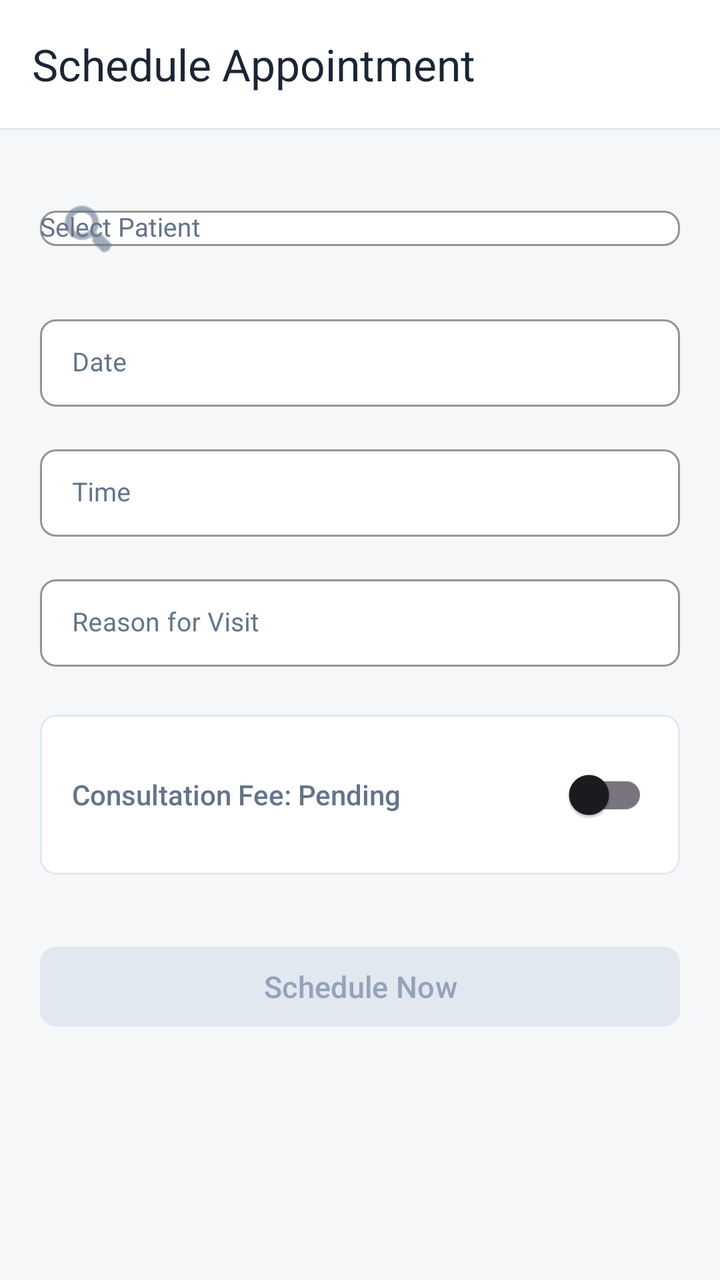
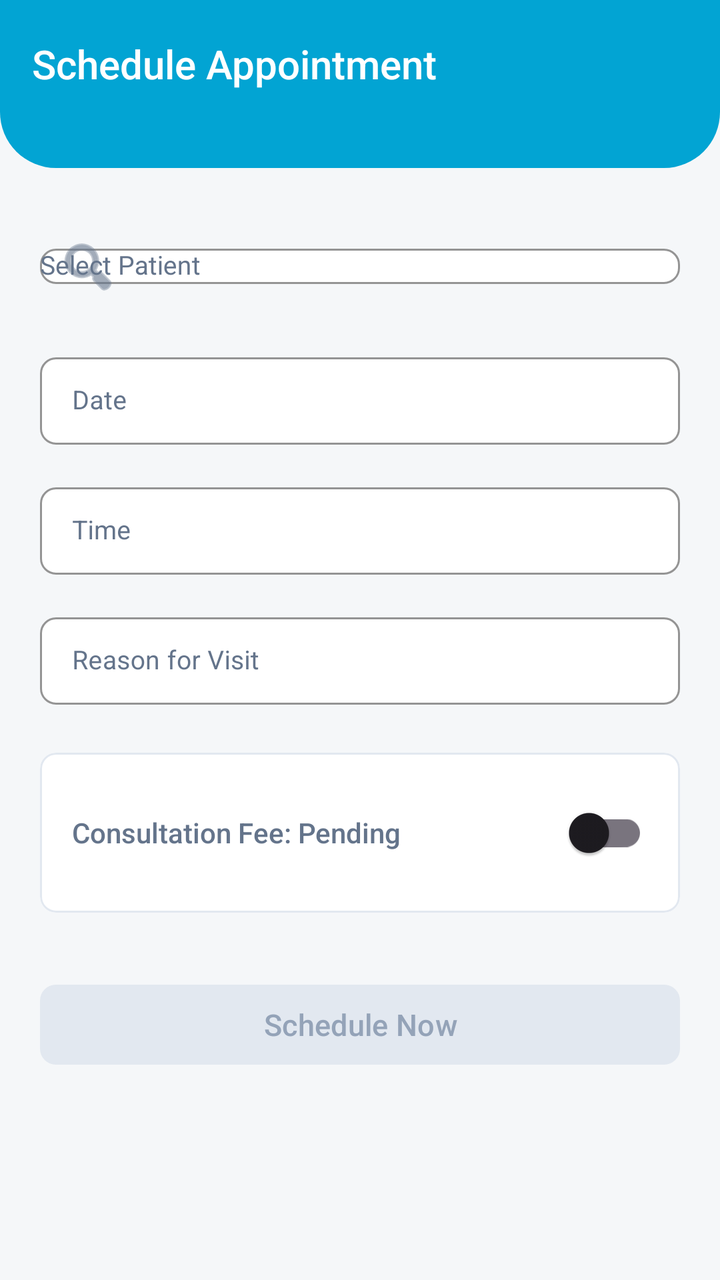

Compare the two renders of this Android layout. The source of the first and the diff that turns it into the second are given below.
<!-- AndroidManifest.xml: application theme Theme.Healthcare_app -->
<!-- res/layout/activity_add_appointment.xml -->
<?xml version="1.0" encoding="utf-8"?>
<LinearLayout xmlns:android="http://schemas.android.com/apk/res/android"
    xmlns:app="http://schemas.android.com/apk/res-auto"
    android:layout_width="match_parent"
    android:layout_height="match_parent"
    android:orientation="vertical"
    android:fitsSystemWindows="true"
    android:background="#F5F7F9">

    <com.google.android.material.appbar.MaterialToolbar
        android:id="@+id/topAppBar"
        android:layout_width="match_parent"
        android:layout_height="?attr/actionBarSize"
        android:background="#FFFFFF"
        app:title="Schedule Appointment"
        app:titleTextColor="#1A2535"
        app:navigationIconTint="#1A2535" />

    <View
        android:layout_width="match_parent"
        android:layout_height="1dp"
        android:background="#E2E8F0" />

    <ScrollView android:layout_width="match_parent" android:layout_height="match_parent" android:padding="20dp">
        <LinearLayout android:layout_width="match_parent" android:layout_height="wrap_content" android:orientation="vertical">

            <com.google.android.material.textfield.TextInputLayout
                style="@style/Widget.MaterialComponents.TextInputLayout.OutlinedBox.Dense"
                android:layout_width="match_parent" android:layout_height="wrap_content"
                android:hint="Select Patient"
                android:textColorHint="#64748B"
                app:startIconDrawable="@android:drawable/ic_menu_search"
                app:startIconTint="#64748B"
                app:boxBackgroundColor="#FFFFFF"
                app:boxStrokeColor="#E2E8F0"
                app:boxStrokeWidth="1dp"
                app:boxCornerRadiusTopStart="8dp"
                app:boxCornerRadiusTopEnd="8dp"
                app:boxCornerRadiusBottomStart="8dp"
                app:boxCornerRadiusBottomEnd="8dp"
                app:hintTextColor="#185FA5">
                <AutoCompleteTextView
                    android:id="@+id/searchPatientAuto"
                    android:layout_width="match_parent" android:layout_height="wrap_content"
                    android:completionThreshold="0"
                    android:textSize="13sp"
                    android:fontFamily="sans-serif"
                    android:textColor="#1A2535"
                    android:popupBackground="#FFFFFF" />
            </com.google.android.material.textfield.TextInputLayout>

            <com.google.android.material.textfield.TextInputLayout
                style="@style/Widget.MaterialComponents.TextInputLayout.OutlinedBox.Dense"
                android:layout_width="match_parent" android:layout_height="wrap_content"
                android:layout_marginTop="16dp" android:hint="Date"
                android:textColorHint="#64748B"
                app:boxBackgroundColor="#FFFFFF"
                app:boxStrokeColor="#E2E8F0"
                app:boxStrokeWidth="1dp"
                app:boxCornerRadiusTopStart="8dp"
                app:boxCornerRadiusTopEnd="8dp"
                app:boxCornerRadiusBottomStart="8dp"
                app:boxCornerRadiusBottomEnd="8dp"
                app:hintTextColor="#185FA5">
                <com.google.android.material.textfield.TextInputEditText
                    android:id="@+id/editDate" android:layout_width="match_parent"
                    android:layout_height="wrap_content" android:focusable="false"
                    android:textSize="13sp"
                    android:fontFamily="sans-serif"
                    android:textColor="#1A2535" />
            </com.google.android.material.textfield.TextInputLayout>

            <com.google.android.material.textfield.TextInputLayout
                style="@style/Widget.MaterialComponents.TextInputLayout.OutlinedBox.Dense"
                android:layout_width="match_parent" android:layout_height="wrap_content"
                android:layout_marginTop="16dp" android:hint="Time"
                android:textColorHint="#64748B"
                app:boxBackgroundColor="#FFFFFF"
                app:boxStrokeColor="#E2E8F0"
                app:boxStrokeWidth="1dp"
                app:boxCornerRadiusTopStart="8dp"
                app:boxCornerRadiusTopEnd="8dp"
                app:boxCornerRadiusBottomStart="8dp"
                app:boxCornerRadiusBottomEnd="8dp"
                app:hintTextColor="#185FA5">
                <com.google.android.material.textfield.TextInputEditText
                    android:id="@+id/editTime" android:layout_width="match_parent"
                    android:layout_height="wrap_content" android:focusable="false"
                    android:textSize="13sp"
                    android:fontFamily="sans-serif"
                    android:textColor="#1A2535" />
            </com.google.android.material.textfield.TextInputLayout>

            <com.google.android.material.textfield.TextInputLayout
                style="@style/Widget.MaterialComponents.TextInputLayout.OutlinedBox.Dense"
                android:layout_width="match_parent" android:layout_height="wrap_content"
                android:layout_marginTop="16dp" android:hint="Reason for Visit"
                android:textColorHint="#64748B"
                app:boxBackgroundColor="#FFFFFF"
                app:boxStrokeColor="#E2E8F0"
                app:boxStrokeWidth="1dp"
                app:boxCornerRadiusTopStart="8dp"
                app:boxCornerRadiusTopEnd="8dp"
                app:boxCornerRadiusBottomStart="8dp"
                app:boxCornerRadiusBottomEnd="8dp"
                app:hintTextColor="#185FA5">
                <com.google.android.material.textfield.TextInputEditText
                    android:id="@+id/editReason" android:layout_width="match_parent"
                    android:layout_height="wrap_content"
                    android:textSize="13sp"
                    android:fontFamily="sans-serif"
                    android:textColor="#1A2535" />
            </com.google.android.material.textfield.TextInputLayout>

            <com.google.android.material.card.MaterialCardView
                android:layout_width="match_parent"
                android:layout_height="wrap_content"
                android:layout_marginTop="24dp"
                app:cardBackgroundColor="#FFFFFF"
                app:cardCornerRadius="8dp"
                app:cardElevation="0dp"
                app:strokeColor="#E2E8F0"
                app:strokeWidth="1dp">

                <LinearLayout
                    android:layout_width="match_parent"
                    android:layout_height="wrap_content"
                    android:orientation="horizontal"
                    android:padding="16dp"
                    android:gravity="center_vertical">

                    <TextView
                        android:id="@+id/textPaymentStatus"
                        android:layout_width="0dp"
                        android:layout_height="wrap_content"
                        android:layout_weight="1"
                        android:text="Consultation Fee: Pending"
                        android:textColor="#64748B"
                        android:textSize="14sp"
                        android:fontFamily="sans-serif-medium" />

                    <androidx.appcompat.widget.SwitchCompat
                        android:id="@+id/switchPayment"
                        android:layout_width="wrap_content"
                        android:layout_height="wrap_content" />
                </LinearLayout>
            </com.google.android.material.card.MaterialCardView>

            <com.google.android.material.button.MaterialButton
                android:id="@+id/btnSchedule"
                android:layout_width="match_parent" android:layout_height="48dp"
                android:layout_marginTop="32dp" android:text="Schedule Now"
                android:textAllCaps="false"
                android:textSize="15sp"
                android:fontFamily="sans-serif-medium"
                android:textColor="#94A3B8"
                app:backgroundTint="#E2E8F0"
                app:elevation="0dp"
                app:cornerRadius="8dp"/>

        </LinearLayout>
    </ScrollView>
</LinearLayout>
<!-- resources referenced by this layout -->
<resources>
  <style name="Theme.Healthcare_app" parent="Base.Theme.Healthcare_app" />
  <style name="Base.Theme.Healthcare_app" parent="Theme.Material3.Light.NoActionBar">
          <item name="bottomSheetDialogTheme">@style/Theme.Healthcare_app.BottomSheetDialog</item>
      </style>
  <style name="Theme.Healthcare_app.BottomSheetDialog" parent="ThemeOverlay.Material3.BottomSheetDialog">
          <item name="android:windowIsFloating">false</item>
          <item name="android:backgroundDimEnabled">true</item>
          
          <item name="colorSurface">#FFFFFF</item>
          <item name="colorOnSurface">#1A2535</item>
          <item name="colorOnSurfaceVariant">#64748B</item>
          <item name="android:colorBackground">#FFFFFF</item>
          <item name="colorPrimary">#185FA5</item>
          <item name="colorOnPrimary">#FFFFFF</item>
          
          <item name="android:textColorPrimary">#1A2535</item>
          <item name="android:textColorSecondary">#64748B</item>
          <item name="android:textColorHint">#64748B</item>
          
          <item name="colorControlNormal">#E2E8F0</item>
          <item name="colorControlActivated">#185FA5</item>
          
          <item name="bottomSheetStyle">@style/LightBottomSheetStyle</item>
      </style>
  <style name="LightBottomSheetStyle" parent="Widget.Material3.BottomSheet.Modal">
          <item name="backgroundTint">#FFFFFF</item>
          <item name="android:elevation">0dp</item>
      </style>
</resources>

<!-- the commit's change to res/layout/activity_add_appointment.xml (unified diff, before → after) -->
@@ -1,32 +1,57 @@
 <?xml version="1.0" encoding="utf-8"?>
-<LinearLayout xmlns:android="http://schemas.android.com/apk/res/android"
+<androidx.coordinatorlayout.widget.CoordinatorLayout xmlns:android="http://schemas.android.com/apk/res/android"
     xmlns:app="http://schemas.android.com/apk/res-auto"
     android:layout_width="match_parent"
     android:layout_height="match_parent"
-    android:orientation="vertical"
-    android:fitsSystemWindows="true"
     android:background="#F5F7F9">
 
-    <com.google.android.material.appbar.MaterialToolbar
-        android:id="@+id/topAppBar"
+    <com.google.android.material.appbar.AppBarLayout
         android:layout_width="match_parent"
-        android:layout_height="?attr/actionBarSize"
-        android:background="#FFFFFF"
-        app:title="Schedule Appointment"
-        app:titleTextColor="#1A2535"
-        app:navigationIconTint="#1A2535" />
-
-    <View
+        android:layout_height="wrap_content"
+        android:background="@drawable/bg_dashboard_header"
+        android:fitsSystemWindows="true"
+        app:elevation="0dp">
+
+        <com.google.android.material.appbar.MaterialToolbar
+            android:id="@+id/topAppBar"
+            android:layout_width="match_parent"
+            android:layout_height="?attr/actionBarSize"
+            android:background="@android:color/transparent"
+            app:navigationIconTint="#FFFFFF">
+
+            <TextView
+                android:layout_width="wrap_content"
+                android:layout_height="wrap_content"
+                android:text="Schedule Appointment"
+                android:textColor="#FFFFFF"
+                android:textSize="20sp"
+                android:fontFamily="sans-serif-medium"
+                android:layout_gravity="start" />
+
+        </com.google.android.material.appbar.MaterialToolbar>
+
+        
+        <View
+            android:layout_width="match_parent"
+            android:layout_height="20dp" />
+
+    </com.google.android.material.appbar.AppBarLayout>
+
+    <androidx.core.widget.NestedScrollView
         android:layout_width="match_parent"
-        android:layout_height="1dp"
-        android:background="#E2E8F0" />
-
-    <ScrollView android:layout_width="match_parent" android:layout_height="match_parent" android:padding="20dp">
-        <LinearLayout android:layout_width="match_parent" android:layout_height="wrap_content" android:orientation="vertical">
-
-            <com.google.android.material.textfield.TextInputLayout
-                style="@style/Widget.MaterialComponents.TextInputLayout.OutlinedBox.Dense"
-                android:layout_width="match_parent" android:layout_height="wrap_content"
+        android:layout_height="match_parent"
+        app:layout_behavior="@string/appbar_scrolling_view_behavior">
+
+        <LinearLayout
+            android:layout_width="match_parent"
+            android:layout_height="wrap_content"
+            android:orientation="vertical"
+            android:padding="20dp">
+
+            <com.google.android.material.textfield.TextInputLayout
+                style="@style/Widget.MaterialComponents.TextInputLayout.OutlinedBox.Dense"
+                android:layout_width="match_parent"
+                android:layout_height="wrap_content"
                 android:hint="Select Patient"
                 android:textColorHint="#64748B"
                 app:startIconDrawable="@android:drawable/ic_menu_search"
@@ -39,9 +64,11 @@
                 app:boxCornerRadiusBottomStart="8dp"
                 app:boxCornerRadiusBottomEnd="8dp"
                 app:hintTextColor="#185FA5">
+
                 <AutoCompleteTextView
                     android:id="@+id/searchPatientAuto"
-                    android:layout_width="match_parent" android:layout_height="wrap_content"
+                    android:layout_width="match_parent"
+                    android:layout_height="wrap_content"
                     android:completionThreshold="0"
                     android:textSize="13sp"
                     android:fontFamily="sans-serif"
@@ -51,20 +78,25 @@
 
             <com.google.android.material.textfield.TextInputLayout
                 style="@style/Widget.MaterialComponents.TextInputLayout.OutlinedBox.Dense"
-                android:layout_width="match_parent" android:layout_height="wrap_content"
-                android:layout_marginTop="16dp" android:hint="Date"
-                android:textColorHint="#64748B"
-                app:boxBackgroundColor="#FFFFFF"
-                app:boxStrokeColor="#E2E8F0"
-                app:boxStrokeWidth="1dp"
-                app:boxCornerRadiusTopStart="8dp"
-                app:boxCornerRadiusTopEnd="8dp"
-                app:boxCornerRadiusBottomStart="8dp"
-                app:boxCornerRadiusBottomEnd="8dp"
-                app:hintTextColor="#185FA5">
+                android:layout_width="match_parent"
+                android:layout_height="wrap_content"
+                android:layout_marginTop="16dp"
+                android:hint="Date"
+                android:textColorHint="#64748B"
+                app:boxBackgroundColor="#FFFFFF"
+                app:boxStrokeColor="#E2E8F0"
+                app:boxStrokeWidth="1dp"
+                app:boxCornerRadiusTopStart="8dp"
+                app:boxCornerRadiusTopEnd="8dp"
+                app:boxCornerRadiusBottomStart="8dp"
+                app:boxCornerRadiusBottomEnd="8dp"
+                app:hintTextColor="#185FA5">
+
                 <com.google.android.material.textfield.TextInputEditText
-                    android:id="@+id/editDate" android:layout_width="match_parent"
-                    android:layout_height="wrap_content" android:focusable="false"
+                    android:id="@+id/editDate"
+                    android:layout_width="match_parent"
+                    android:layout_height="wrap_content"
+                    android:focusable="false"
                     android:textSize="13sp"
                     android:fontFamily="sans-serif"
                     android:textColor="#1A2535" />
@@ -72,20 +104,25 @@
 
             <com.google.android.material.textfield.TextInputLayout
                 style="@style/Widget.MaterialComponents.TextInputLayout.OutlinedBox.Dense"
-                android:layout_width="match_parent" android:layout_height="wrap_content"
-                android:layout_marginTop="16dp" android:hint="Time"
-                android:textColorHint="#64748B"
-                app:boxBackgroundColor="#FFFFFF"
-                app:boxStrokeColor="#E2E8F0"
-                app:boxStrokeWidth="1dp"
-                app:boxCornerRadiusTopStart="8dp"
-                app:boxCornerRadiusTopEnd="8dp"
-                app:boxCornerRadiusBottomStart="8dp"
-                app:boxCornerRadiusBottomEnd="8dp"
-                app:hintTextColor="#185FA5">
+                android:layout_width="match_parent"
+                android:layout_height="wrap_content"
+                android:layout_marginTop="16dp"
+                android:hint="Time"
+                android:textColorHint="#64748B"
+                app:boxBackgroundColor="#FFFFFF"
+                app:boxStrokeColor="#E2E8F0"
+                app:boxStrokeWidth="1dp"
+                app:boxCornerRadiusTopStart="8dp"
+                app:boxCornerRadiusTopEnd="8dp"
+                app:boxCornerRadiusBottomStart="8dp"
+                app:boxCornerRadiusBottomEnd="8dp"
+                app:hintTextColor="#185FA5">
+
                 <com.google.android.material.textfield.TextInputEditText
-                    android:id="@+id/editTime" android:layout_width="match_parent"
-                    android:layout_height="wrap_content" android:focusable="false"
+                    android:id="@+id/editTime"
+                    android:layout_width="match_parent"
+                    android:layout_height="wrap_content"
+                    android:focusable="false"
                     android:textSize="13sp"
                     android:fontFamily="sans-serif"
                     android:textColor="#1A2535" />
@@ -93,19 +130,23 @@
 
             <com.google.android.material.textfield.TextInputLayout
                 style="@style/Widget.MaterialComponents.TextInputLayout.OutlinedBox.Dense"
-                android:layout_width="match_parent" android:layout_height="wrap_content"
-                android:layout_marginTop="16dp" android:hint="Reason for Visit"
-                android:textColorHint="#64748B"
-                app:boxBackgroundColor="#FFFFFF"
-                app:boxStrokeColor="#E2E8F0"
-                app:boxStrokeWidth="1dp"
-                app:boxCornerRadiusTopStart="8dp"
-                app:boxCornerRadiusTopEnd="8dp"
-                app:boxCornerRadiusBottomStart="8dp"
-                app:boxCornerRadiusBottomEnd="8dp"
-                app:hintTextColor="#185FA5">
+                android:layout_width="match_parent"
+                android:layout_height="wrap_content"
+                android:layout_marginTop="16dp"
+                android:hint="Reason for Visit"
+                android:textColorHint="#64748B"
+                app:boxBackgroundColor="#FFFFFF"
+                app:boxStrokeColor="#E2E8F0"
+                app:boxStrokeWidth="1dp"
+                app:boxCornerRadiusTopStart="8dp"
+                app:boxCornerRadiusTopEnd="8dp"
+                app:boxCornerRadiusBottomStart="8dp"
+                app:boxCornerRadiusBottomEnd="8dp"
+                app:hintTextColor="#185FA5">
+
                 <com.google.android.material.textfield.TextInputEditText
-                    android:id="@+id/editReason" android:layout_width="match_parent"
+                    android:id="@+id/editReason"
+                    android:layout_width="match_parent"
                     android:layout_height="wrap_content"
                     android:textSize="13sp"
                     android:fontFamily="sans-serif"
@@ -148,16 +189,18 @@
 
             <com.google.android.material.button.MaterialButton
                 android:id="@+id/btnSchedule"
-                android:layout_width="match_parent" android:layout_height="48dp"
-                android:layout_marginTop="32dp" android:text="Schedule Now"
+                android:layout_width="match_parent"
+                android:layout_height="48dp"
+                android:layout_marginTop="32dp"
+                android:text="Schedule Now"
                 android:textAllCaps="false"
                 android:textSize="15sp"
                 android:fontFamily="sans-serif-medium"
                 android:textColor="#94A3B8"
                 app:backgroundTint="#E2E8F0"
                 app:elevation="0dp"
-                app:cornerRadius="8dp"/>
+                app:cornerRadius="8dp" />
 
         </LinearLayout>
-    </ScrollView>
-</LinearLayout>
+    </androidx.core.widget.NestedScrollView>
+</androidx.coordinatorlayout.widget.CoordinatorLayout>
<!-- resource entries referenced after the edit -->
@@ -1,5 +1,14 @@
 <!-- resources referenced by this layout -->
 <resources>
+  <!-- drawable bg_dashboard_header (drawable) -->
+  <?xml version="1.0" encoding="utf-8"?>
+  <shape xmlns:android="http://schemas.android.com/apk/res/android"
+      android:shape="rectangle">
+      <solid android:color="#02A4D3" />
+      <corners
+          android:bottomLeftRadius="28dp"
+          android:bottomRightRadius="28dp" />
+  </shape>
   <style name="Theme.Healthcare_app" parent="Base.Theme.Healthcare_app" />
   <style name="Base.Theme.Healthcare_app" parent="Theme.Material3.Light.NoActionBar">
           <item name="bottomSheetDialogTheme">@style/Theme.Healthcare_app.BottomSheetDialog</item>
